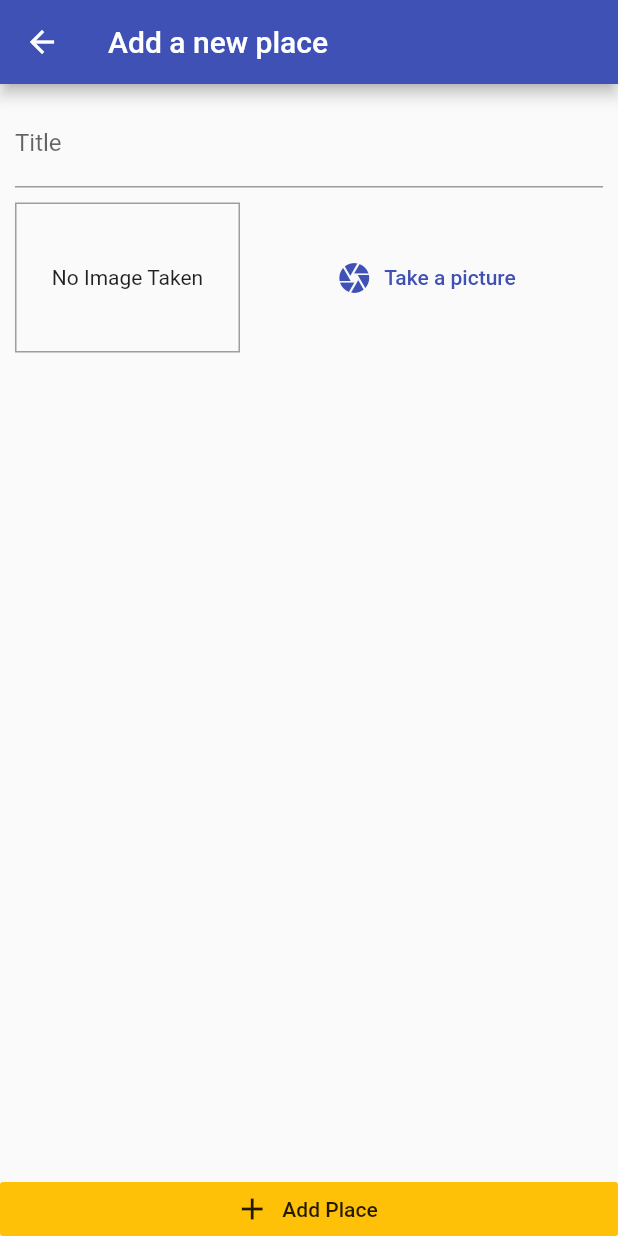
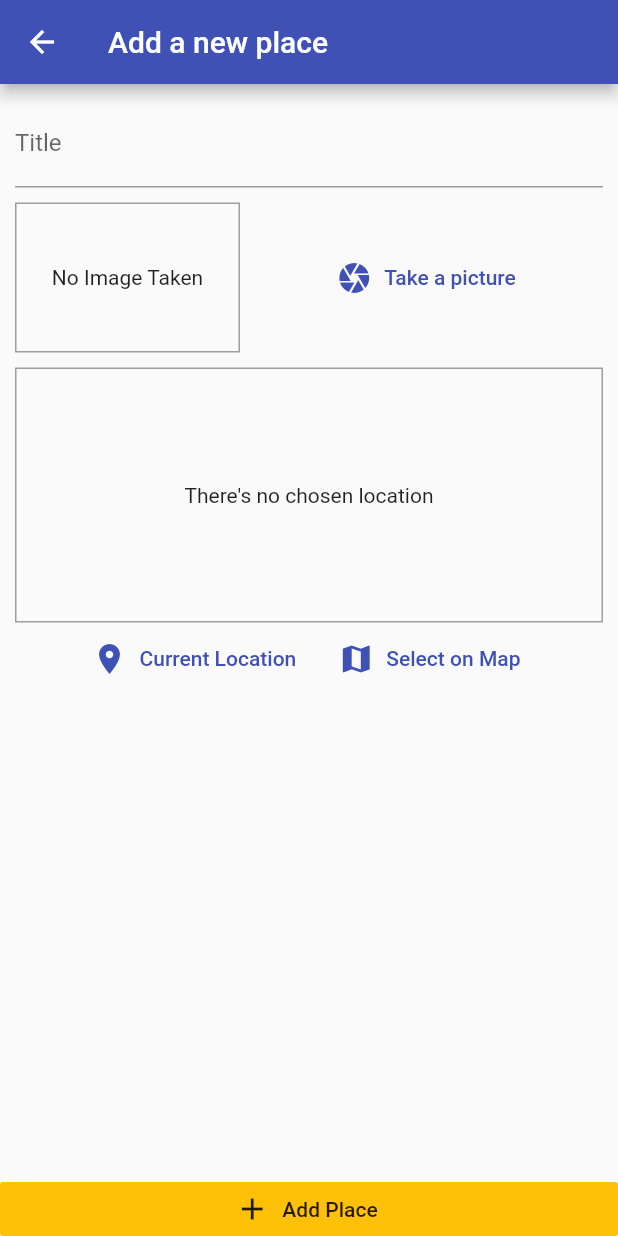
Before and after one commit to Goldmagination/Beauty_places_app, a Flutter app: the AddPlaceScreen screen opened by its route, on a phone screen of 412 x 824 dp. Run offline on Flutter 3.47's test engine with Material 2 defaults, Android fonts, the phone set to English and light mode, and no system bars; our stand-ins replace image_picker, location, sqflite; accounts and stored records are empty.

Commit message:
start to working with the gcp

```diff
--- a/lib/screens/add_place_screen.dart
+++ b/lib/screens/add_place_screen.dart
@@ -3,6 +3,7 @@ import 'dart:io';
 import 'package:flutter/material.dart';
 import 'package:provider/provider.dart';
 
+import '../widgets/location_input.dart';
 import '../widgets/image_input.dart';
 import '../providers/places_provider.dart';
 
@@ -48,11 +49,11 @@ class _AddPlaceScreenState extends State<AddPlaceScreen> {
                       decoration: InputDecoration(labelText: 'Title'),
                       controller: _titlecontroller,
                     ),
-                    SizedBox(
-                      height: 10,
-                    ),
+                    SizedBox(height: 10),
                     Container(),
                     ImageInput(_selectImage),
+                    SizedBox(height: 10),
+                    LocationInput(),
                   ],
                 ),
               ),
--- /dev/null
+++ b/lib/widgets/location_input.dart
@@ -0,0 +1,58 @@
+import 'package:flutter/material.dart';
+
+import 'package:location/location.dart';
+
+class LocationInput extends StatefulWidget {
+  @override
+  _LocationInputState createState() => _LocationInputState();
+}
+
+class _LocationInputState extends State<LocationInput> {
+  String _previewImage;
+
+  Future<void> _getCurrentUserLocation() async {
+    final location = await Location().getLocation();
+    print(location.latitude);
+    print(location.longitude);
+  }
+
+  @override
+  Widget build(BuildContext context) {
+    return Column(
+      children: [
+        Container(
+          height: 170,
+          width: double.infinity,
+          alignment: Alignment.center,
+          decoration: BoxDecoration(
+            border: Border.all(color: Colors.grey, width: 1),
+          ),
+          child: _previewImage == null
+              ? Center(child: Text('There\'s no chosen location'))
+              : Image.network(
+                  _previewImage,
+                  fit: BoxFit.cover,
+                  width: double.infinity,
+                ),
+        ),
+        Row(
+          mainAxisAlignment: MainAxisAlignment.center,
+          children: [
+            FlatButton.icon(
+              onPressed: _getCurrentUserLocation,
+              icon: Icon(Icons.location_on),
+              label: Text('Current Location'),
+              textColor: Theme.of(context).primaryColor,
+            ),
+            FlatButton.icon(
+              onPressed: () {},
+              icon: Icon(Icons.map),
+              label: Text('Select on Map'),
+              textColor: Theme.of(context).primaryColor,
+            )
+          ],
+        )
+      ],
+    );
+  }
+}
--- a/pubspec.yaml
+++ b/pubspec.yaml
@@ -28,6 +28,7 @@ dependencies:
   path_provider: ^1.6.11
   path: ^1.7.0
   sqflite: ^1.3.1
+  location: ^3.0.2
 
   # The following adds the Cupertino Icons font to your application.
   # Use with the CupertinoIcons class for iOS style icons.
```
Also changed, not shown: pubspec.lock.
